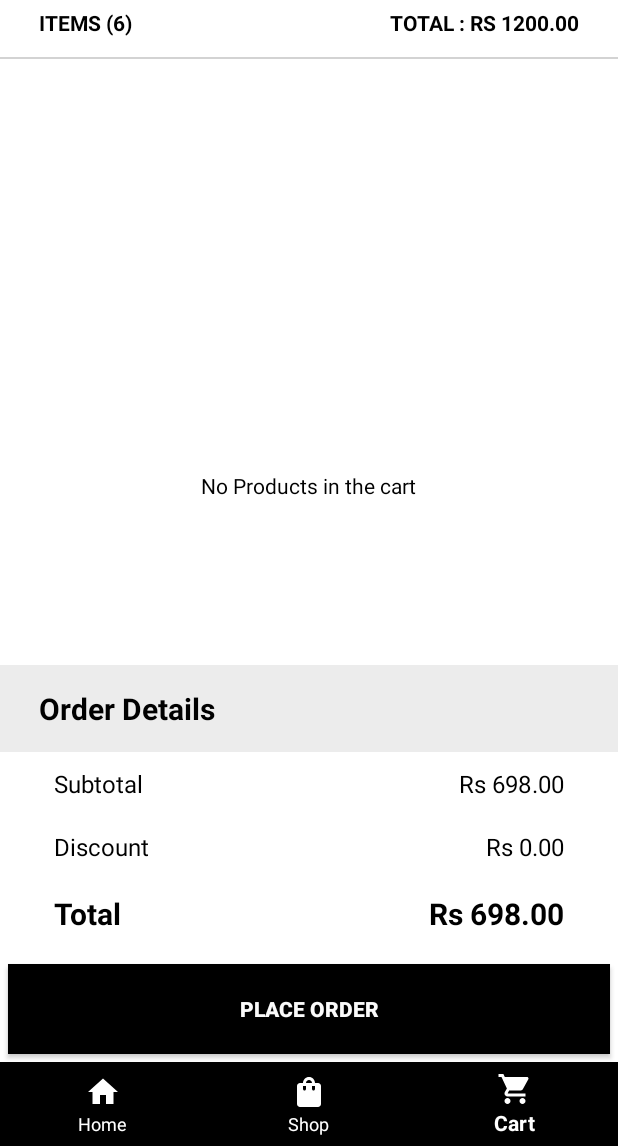
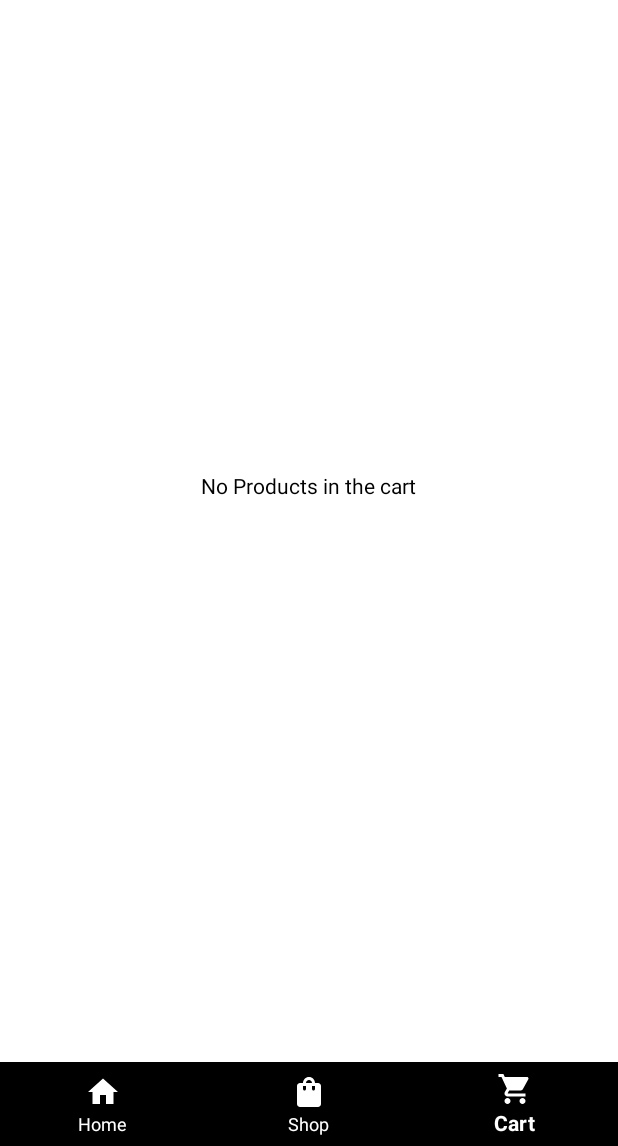
Before and after one commit to OsamaAHH/Mobile-Computing, an Android app: the screen it shows after launch (MainActivity), item 3 of the bottom bar chosen, on a phone screen of 412 x 824 dp, the part 90-1236 px from its top. Run offline under Robolectric (Android 15) with nearby library versions, the phone set to English and light mode, and no system bars; our stand-ins replace Room's generated code.

Commit message:
Updated cart
Added real time products removing from cart using room database, refreshing fragment, and removing from recycler view list.

New activity made for placing order, getting user details in the form and, making cart empty by using room database.

```diff
--- a/Final Project - EcommerceApp/app/src/main/java/com/app/e_commerceapp/CartFragment.java
+++ b/Final Project - EcommerceApp/app/src/main/java/com/app/e_commerceapp/CartFragment.java
@@ -1,20 +1,152 @@
 package com.app.e_commerceapp;
 
+import android.content.Intent;
+import android.os.Build;
 import android.os.Bundle;
 
+import androidx.constraintlayout.widget.ConstraintLayout;
 import androidx.fragment.app.Fragment;
+import androidx.recyclerview.widget.LinearLayoutManager;
+import androidx.recyclerview.widget.RecyclerView;
+import androidx.room.Room;
 
+import android.util.Log;
 import android.view.LayoutInflater;
 import android.view.View;
 import android.view.ViewGroup;
+import android.widget.Button;
+import android.widget.TextView;
 
-public class CartFragment extends Fragment {
+import com.app.e_commerceapp.adapters.CartProductsAdapter;
+import com.app.e_commerceapp.interfaceCallBack.CartCallBack;
+import com.app.e_commerceapp.roomdatabase.AppDatabase;
+import com.app.e_commerceapp.roomdatabase.User;
+import com.app.e_commerceapp.roomdatabase.UserDao;
+
+import java.text.NumberFormat;
+import java.text.ParseException;
+import java.util.List;
+
+public class CartFragment extends Fragment implements CartCallBack {
+
+    RecyclerView productsInCartRecyclerView;
+    TextView itemCountTv, totalRupeeCount, amountSubTotal, AmountTotalTv, noProductInCart;
+    Button placeOrderBtn;
+    ConstraintLayout mainLayout;
+
+    private List<User> allUserList;
+    int itemCount = 0;
+    String totalPriceNow;
+    double totalPrice = 0;
+
+    CartFragment fragment;
 
 
     @Override
     public View onCreateView(LayoutInflater inflater, ViewGroup container,
                              Bundle savedInstanceState) {
         // Inflate the layout for this fragment
-        return inflater.inflate(R.layout.fragment_cart, container, false);
+        View view=  inflater.inflate(R.layout.fragment_cart, container, false);
+
+
+        productsInCartRecyclerView = view.findViewById(R.id.cartProductsRecycler);
+        itemCountTv = view.findViewById(R.id.itemCountTv);
+        totalRupeeCount = view.findViewById(R.id.totalRupeeCount);
+        amountSubTotal = view.findViewById(R.id.amountSubTotal);
+        AmountTotalTv = view.findViewById(R.id.AmountTotalTv);
+        placeOrderBtn = view.findViewById(R.id.placeOrderBtn);
+        mainLayout = view.findViewById(R.id.mainLayout);
+        noProductInCart = view.findViewById(R.id.noProductInCartTv);
+
+        productsInCartRecyclerView.setLayoutManager(new LinearLayoutManager(getActivity()));
+
+        placeOrderBtn.setOnClickListener(new View.OnClickListener() {
+            @Override
+            public void onClick(View view) {
+
+                Intent intent = new Intent(requireActivity(),PlaceOrderActivity.class);
+                intent.putExtra("itemCount","ITEMS ("+itemCount+")");
+                intent.putExtra("totalPrice","$ "+totalPriceNow);
+                startActivity(intent);
+
+
+            }
+        });
+
+
+
+        getProducts();
+        return view;
+
+
+    }
+
+    private void getProducts() {
+
+        AppDatabase db = Room.databaseBuilder(getContext(),
+                AppDatabase.class, "room_db").allowMainThreadQueries().build();
+
+        UserDao userDao = db.userDao();
+        allUserList = userDao.getallusers();
+
+        if(allUserList.size()==0){
+            mainLayout.setVisibility(View.GONE);
+            noProductInCart.setVisibility(View.VISIBLE);
+        }else{
+            NumberFormat f = NumberFormat.getInstance(); // Gets a NumberFormat with the default locale, you can specify a Locale as first parameter (like Locale.FRENCH)
+            totalPrice = 0.0;
+            itemCount=0;
+            for(int i=0; i<allUserList.size(); i++){
+                int q = allUserList.get(i).getProductQuantity();
+                double price = Double.parseDouble(allUserList.get(i).getProductPrice());
+                itemCount = itemCount + q;
+                if(q>1){
+                    totalPrice = totalPrice +(price*q);
+//                    totalPrice = totalPrice + (Double.valueOf(allUserList.get(i).getProductQuantity())*Double.valueOf(allUserList.get(i).getProductPrice()));
+                }else {
+//                    try {
+                        totalPrice = totalPrice +price;
+//                        totalPrice = (double) f.parse(totalPrice + allUserList.get(i).getProductPrice());
+//                    } catch (ParseException e) {
+//                        e.printStackTrace();
+//                    }
+                }
+            }
+
+            String totalPriceNow = String.format("%.2f", totalPrice);
+            itemCountTv.setText("ITEMS ("+itemCount+")");
+            totalRupeeCount.setText("TOTAL : $"+ totalPriceNow);
+            amountSubTotal.setText("$ "+totalPriceNow);
+            AmountTotalTv.setText("$ "+totalPriceNow);
+
+            mainLayout.setVisibility(View.VISIBLE);
+            noProductInCart.setVisibility(View.GONE);
+            CartProductsAdapter cartProductsAdapter = new CartProductsAdapter(allUserList, getActivity(), this::onClickProduct);
+            productsInCartRecyclerView.setAdapter(cartProductsAdapter);
+
+        }
+
+
+
+
+    }
+
+    @Override
+    public void onClickProduct(boolean reloadFragment) {
+
+        if(reloadFragment){
+            if (Build.VERSION.SDK_INT >= Build.VERSION_CODES.N) {
+                getActivity().getSupportFragmentManager().beginTransaction().detach(this).commitNow();
+                getActivity().getSupportFragmentManager().beginTransaction().attach(this).commitNow();
+            } else {
+                getActivity().getSupportFragmentManager().beginTransaction().detach(this).attach(this).commit();
+            }
+        }
+
+    }
+
+    @Override
+    public void onPause() {
+        super.onPause();
     }
 }
--- a/Final Project - EcommerceApp/app/src/main/java/com/app/e_commerceapp/adapters/ProductsAdapter.java
+++ b/Final Project - EcommerceApp/app/src/main/java/com/app/e_commerceapp/adapters/ProductsAdapter.java
@@ -53,7 +53,7 @@ public class ProductsAdapter extends RecyclerView.Adapter<ProductsAdapter.ViewHo
                 .placeholder(R.drawable.logo)
                 .into(holder.productImage);
 
-        holder.productPrice.setText(productsModelArrayList.get(position).getPrice()+"$");
+        holder.productPrice.setText("$ "+productsModelArrayList.get(position).getPrice()+"$");
         holder.productName.setText(productsModelArrayList.get(position).getName());
 
         holder.productImageItem.setOnClickListener(new View.OnClickListener() {
--- /dev/null
+++ b/Final Project - EcommerceApp/app/src/main/java/com/app/e_commerceapp/interfaceCallBack/CartCallBack.java
@@ -0,0 +1,8 @@
+package com.app.e_commerceapp.interfaceCallBack;
+
+import com.app.e_commerceapp.homeModels.ProductsModel;
+
+public interface CartCallBack {
+
+    void onClickProduct(boolean reloadFragment);
+}
--- a/Final Project - EcommerceApp/app/src/main/java/com/app/e_commerceapp/roomdatabase/UserDao.java
+++ b/Final Project - EcommerceApp/app/src/main/java/com/app/e_commerceapp/roomdatabase/UserDao.java
@@ -11,24 +11,21 @@ public interface UserDao {
     @Insert
     void insertUser(User users);
 
-
     @Query("SELECT EXISTS (SELECT * FROM User WHERE productId=:productId)")
     Boolean is_exist(int productId);
-
 
     @Query("SELECT * FROM User")
     List<User> getallusers();
 
-
+    @Query("DELETE FROM User")
+    void deleteallusers();
 
     @Query("SELECT * FROM User WHERE productId=:productId")
     User getUserFromId(int productId);
 
-
-
-
     @Query("DELETE FROM User WHERE productId = :productId")
     void deleteById(int productId);
+
 
 
     @Query("UPDATE User SET productQuantity=:productQuantity  WHERE productId= :productId")
--- /dev/null
+++ b/Final Project - EcommerceApp/app/src/main/res/drawable/ic_baseline_close_24.xml
@@ -0,0 +1,5 @@
+<vector android:height="24dp" android:tint="#000000"
+    android:viewportHeight="24" android:viewportWidth="24"
+    android:width="24dp" xmlns:android="http://schemas.android.com/apk/res/android">
+    <path android:fillColor="@android:color/white" android:pathData="M19,6.41L17.59,5 12,10.59 6.41,5 5,6.41 10.59,12 5,17.59 6.41,19 12,13.41 17.59,19 19,17.59 13.41,12z"/>
+</vector>
--- a/Final Project - EcommerceApp/app/src/main/res/layout/fragment_cart.xml
+++ b/Final Project - EcommerceApp/app/src/main/res/layout/fragment_cart.xml
@@ -38,6 +38,7 @@
         />
 
     <androidx.constraintlayout.widget.ConstraintLayout
+        android:id="@+id/mainLayout"
         android:layout_width="match_parent"
         android:layout_height="match_parent"
         android:layout_below="@id/logoLayout">
@@ -62,6 +63,7 @@
                 android:text="ITEMS (6)"
                 android:textColor="@color/black"
                 android:textStyle="bold"
+                android:textSize="14sp"
                 app:layout_constraintBottom_toBottomOf="parent"
                 app:layout_constraintStart_toStartOf="parent"
                 app:layout_constraintTop_toTopOf="parent"
@@ -75,6 +77,7 @@
                 android:text="TOTAL : RS 1200.00"
                 android:textColor="@color/black"
                 android:textStyle="bold"
+                android:textSize="14sp"
                 app:layout_constraintBottom_toBottomOf="parent"
                 app:layout_constraintEnd_toEndOf="parent"
                 app:layout_constraintTop_toTopOf="parent"
@@ -100,6 +103,7 @@
             android:id="@+id/cartProductsRecycler"
             android:layout_width="match_parent"
             android:layout_height="0dp"
+
             app:layout_constraintBottom_toTopOf="@+id/constraintLayout"
             app:layout_constraintEnd_toEndOf="parent"
             app:layout_constraintHorizontal_bias="0.5"
@@ -130,10 +134,10 @@
                     android:layout_height="wrap_content"
                     android:background="#ECECEC"
                     android:paddingHorizontal="26dp"
-                    android:paddingVertical="15dp"
+                    android:paddingVertical="10dp"
                     android:text="Order Details"
                     android:textColor="@color/black"
-                    android:textSize="20dp"
+                    android:textSize="16dp"
                     android:textStyle="bold"
                     app:layout_constraintEnd_toEndOf="parent"
                     app:layout_constraintHorizontal_bias="0.5"
@@ -150,7 +154,7 @@
                     android:paddingVertical="10dp"
                     android:text="Subtotal"
                     android:textColor="@color/black"
-                    android:textSize="16dp"
+                    android:textSize="13dp"
                     app:layout_constraintStart_toStartOf="parent"
                     app:layout_constraintTop_toBottomOf="@id/orderDetailsTv" />
 
@@ -164,7 +168,7 @@
                     android:paddingVertical="10dp"
                     android:text="Rs 698.00"
                     android:textColor="@color/black"
-                    android:textSize="16dp"
+                    android:textSize="13dp"
                     app:layout_constraintBottom_toBottomOf="@+id/textView"
                     app:layout_constraintEnd_toEndOf="parent"
                     app:layout_constraintTop_toBottomOf="@id/orderDetailsTv" />
@@ -179,7 +183,7 @@
                     android:paddingVertical="10dp"
                     android:text="Discount"
                     android:textColor="@color/black"
-                    android:textSize="16dp"
+                    android:textSize="13dp"
                     app:layout_constraintStart_toStartOf="parent"
                     app:layout_constraintTop_toBottomOf="@id/textView" />
 
@@ -192,7 +196,7 @@
                     android:paddingVertical="10dp"
                     android:text="Rs 0.00"
                     android:textColor="@color/black"
-                    android:textSize="16dp"
+                    android:textSize="13dp"
                     app:layout_constraintEnd_toEndOf="parent"
                     app:layout_constraintTop_toBottomOf="@id/amountSubTotal" />
 
@@ -205,7 +209,7 @@
                     android:paddingVertical="10dp"
                     android:text="Total"
                     android:textColor="@color/black"
-                    android:textSize="20dp"
+                    android:textSize="16dp"
                     android:textStyle="bold"
                     app:layout_constraintStart_toStartOf="parent"
                     app:layout_constraintTop_toBottomOf="@id/textViewDiscount" />
@@ -219,7 +223,7 @@
                     android:paddingVertical="10dp"
                     android:text="Rs 698.00"
                     android:textColor="@color/black"
-                    android:textSize="20dp"
+                    android:textSize="16dp"
                     android:textStyle="bold"
                     app:layout_constraintEnd_toEndOf="parent"
                     app:layout_constraintTop_toBottomOf="@id/textViewDiscount" />
@@ -234,14 +238,15 @@
         <Button
             android:id="@+id/placeOrderBtn"
             android:layout_width="match_parent"
-            android:layout_height="60dp"
-            android:layout_marginHorizontal="5dp"
+            android:layout_height="40dp"
+            android:layout_marginHorizontal="15dp"
             android:layout_marginBottom="5dp"
             android:background="@color/black"
             android:paddingVertical="10dp"
             android:text="PLACE ORDER"
             android:textColor="#FAFAFA"
             android:textStyle="bold"
+            android:textSize="12dp"
             app:layout_constraintBottom_toBottomOf="parent"
             app:layout_constraintEnd_toEndOf="parent"
             app:layout_constraintHorizontal_bias="0.5"
```
Also changed, not shown: Final Project - EcommerceApp/app/src/main/AndroidManifest.xml (+8 -1 lines), Final Project - EcommerceApp/app/src/main/java/com/app/e_commerceapp/PlaceOrderActivity.java (added, +57 -0 lines), Final Project - EcommerceApp/app/src/main/java/com/app/e_commerceapp/adapters/CartProductsAdapter.java (added, +100 -0 lines), Final Project - EcommerceApp/app/src/main/res/drawable/custom_edit_text.xml (added, +17 -0 lines), Final Project - EcommerceApp/app/src/main/res/layout/activity_place_order.xml (added, +237 -0 lines), Final Project - EcommerceApp/app/src/main/res/layout/cart_item.xml (added, +84 -0 lines).
